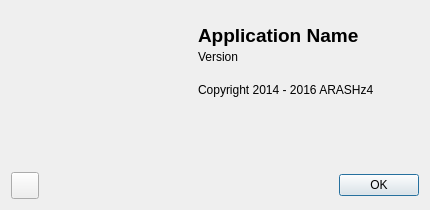
First picture: the form in Source/about.ui, repository ARASHz4/Advanced_Photo, before the edit.
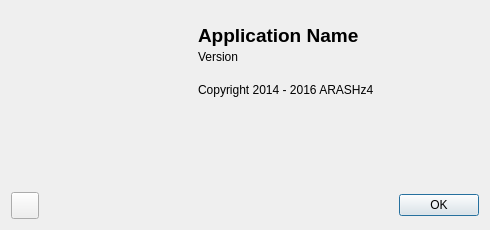
Second picture: the form after the edit. Icons and pictures are not drawn.

Patch:
```diff
--- a/Source/about.ui
+++ b/Source/about.ui
@@ -6,20 +6,14 @@
    <rect>
     <x>0</x>
     <y>0</y>
-    <width>430</width>
-    <height>210</height>
+    <width>490</width>
+    <height>230</height>
    </rect>
   </property>
   <property name="minimumSize">
    <size>
-    <width>430</width>
-    <height>210</height>
-   </size>
-  </property>
-  <property name="maximumSize">
-   <size>
-    <width>430</width>
-    <height>210</height>
+    <width>490</width>
+    <height>230</height>
    </size>
   </property>
   <property name="windowTitle">
```
